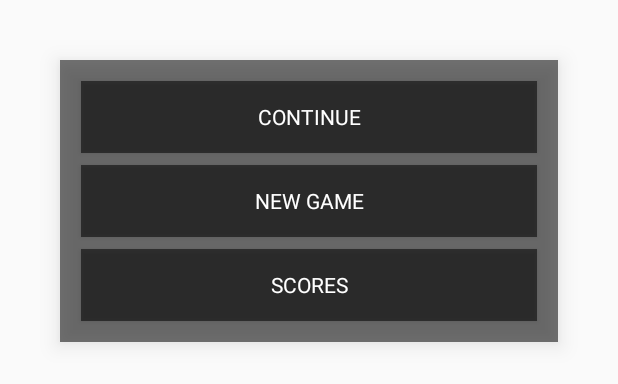
After one commit to entingwu/PikaJump, an Android app: the layout fragment_main.xml on its own in the app's theme, with its tools: preview values and no code run, on a phone screen of 412 x 824 dp. The commit adds this screen. Shown: the top 384 px of the screen. Run offline under Robolectric (Android 15) with nearby library versions, the phone set to English and light mode, and no system bars.

Commit message:
Initial Menu UI Design

```diff
--- a/app/build.gradle
+++ b/app/build.gradle
@@ -4,7 +4,7 @@ android {
     compileSdkVersion 25
     buildToolsVersion "25.0.2"
     defaultConfig {
-        applicationId "edu.neu.madcourse.pikachujump"
+        applicationId "edu.neu.madcourse.pikajump"
         minSdkVersion 21
         targetSdkVersion 25
         versionCode 1
@@ -24,6 +24,7 @@ dependencies {
     androidTestCompile('com.android.support.test.espresso:espresso-core:2.2.2', {
         exclude group: 'com.android.support', module: 'support-annotations'
     })
-    compile 'com.android.support:appcompat-v7:25.1.0'
+    compile 'com.android.support:appcompat-v7:25.3.1'
+    compile 'com.android.support:support-v4:25.3.1'
     testCompile 'junit:junit:4.12'
 }
--- a/app/src/main/java/edu/neu/madcourse/pikachujump/MainActivity.java
+++ b/app/src/main/java/edu/neu/madcourse/pikachujump/MainActivity.java
@@ -1,6 +1,5 @@
 package edu.neu.madcourse.pikachujump;
 
-import android.content.Intent;
 import android.support.v7.app.AppCompatActivity;
 import android.os.Bundle;
 import android.view.Window;
@@ -12,7 +11,5 @@ public class MainActivity extends AppCompatActivity {
         super.onCreate(savedInstanceState);
         requestWindowFeature(Window.FEATURE_NO_TITLE);
         setContentView(R.layout.activity_main);
-        Intent intent = new Intent(this, SensorActivity.class);
-        startActivity(intent);
     }
 }
--- /dev/null
+++ b/app/src/main/res/drawable/menu_background.xml
@@ -0,0 +1,5 @@
+<?xml version="1.0" encoding="utf-8"?>
+<bitmap
+    xmlns:android="http://schemas.android.com/apk/res/android"
+    android:src="@drawable/menu_bg"
+    android:tileMode="repeat" />
--- /dev/null
+++ b/app/src/main/res/layout/fragment_main.xml
@@ -0,0 +1,29 @@
+<?xml version="1.0" encoding="utf-8"?>
+<LinearLayout
+    xmlns:android="http://schemas.android.com/apk/res/android"
+    xmlns:tools="http://schemas.android.com/tools"
+    android:layout_width="match_parent"
+    android:layout_height="wrap_content"
+    android:layout_margin="@dimen/menu_margin"
+    android:background="#88000000"
+    android:elevation="@dimen/elevation_high"
+    android:orientation="vertical"
+    android:padding="@dimen/menu_button_padding"
+    tools:context="edu.neu.madcourse.pikachujump.MainFragment">
+
+    <Button
+        android:id="@+id/continue_button"
+        android:text="@string/continue_label"
+        style="@style/MenuButtonStyle"/>
+
+    <Button
+        android:id="@+id/new_button"
+        android:text="@string/new_game_label"
+        style="@style/MenuButtonStyle"/>
+
+    <Button
+        android:id="@+id/score_button"
+        android:text="@string/score_label"
+        style="@style/MenuButtonStyle"/>
+
+</LinearLayout>
--- /dev/null
+++ b/app/src/main/res/values/attrs_scrolling_view.xml
@@ -0,0 +1,6 @@
+<?xml version="1.0" encoding="utf-8"?>
+<resources>
+    <declare-styleable name="ScrollingView">
+        <attr name="scrollingDrawable" format="color|reference" />
+    </declare-styleable>
+</resources>
--- a/app/src/main/res/values/colors.xml
+++ b/app/src/main/res/values/colors.xml
@@ -1,6 +1,11 @@
 <?xml version="1.0" encoding="utf-8"?>
 <resources>
-    <color name="colorPrimary">#3F51B5</color>
-    <color name="colorPrimaryDark">#303F9F</color>
+    <color name="colorPrimary">#000000</color>
+    <color name="colorPrimaryDark">#000000</color>
+    <color name="colorPrimaryLight">#FFFFFF</color>
+    <color name="gray_color">#7B7B7B</color>
     <color name="colorAccent">#FF4081</color>
+    <color name="light_blue_color">#abe4e7</color>
+    <color name="border_color">#7f7f7f</color>
+    <color name="dark_border_color">#4f4f4f</color>
 </resources>
--- a/app/src/main/res/values/strings.xml
+++ b/app/src/main/res/values/strings.xml
@@ -1,3 +1,11 @@
 <resources>
     <string name="app_name">MAD17S_PikaJump</string>
+
+    <string name="title_game">Pikachu Jump</string>
+    <string name="instruction_label">Instruction</string>
+    <string name="score_label">Scores</string>
+    <string name="continue_label">Continue</string>
+    <string name="new_game_label">New Game</string>
+    <string name="leader_board_label">Leader Board</string>
+    <string name="button_label_acknowledgement">Acknowledgment</string>
 </resources>
--- a/app/src/main/res/values/styles.xml
+++ b/app/src/main/res/values/styles.xml
@@ -8,4 +8,14 @@
         <item name="colorAccent">@color/colorAccent</item>
     </style>
 
+    <style name="MenuButtonStyle" parent="@android:style/Theme.DeviceDefault.Light.NoActionBar">
+        <item name="android:layout_width">match_parent</item>
+        <item name="android:layout_height">wrap_content</item>
+        <item name="android:layout_margin">@dimen/menu_button_margin</item>
+        <item name="android:padding">@dimen/menu_button_padding</item>
+        <item name="android:background">#88000000</item>
+        <item name="android:textColor">@color/colorPrimaryLight</item>
+        <item name="android:textAllCaps">true</item>
+    </style>
+
 </resources>
```
Also changed, not shown: app/src/main/AndroidManifest.xml (+4 -7 lines), app/src/main/java/edu/neu/madcourse/pikachujump/GameView.java (+37 -13 lines), app/src/main/java/edu/neu/madcourse/pikachujump/MainFragment.java (added, +42 -0 lines), app/src/main/java/edu/neu/madcourse/pikachujump/ScrollingView.java (added, +70 -0 lines), app/src/main/java/edu/neu/madcourse/pikachujump/SensorActivity.java (+4 -3 lines), app/src/main/res/drawable/menu_buttons.xml (added, +8 -0 lines), app/src/main/res/layout/activity_main.xml (+33 -10 lines), app/src/main/res/values/dimens.xml (+20 -0 lines), app/src/main/res/drawable/menu_bg.png (added), app/src/main/res/drawable/mute.png (added).
